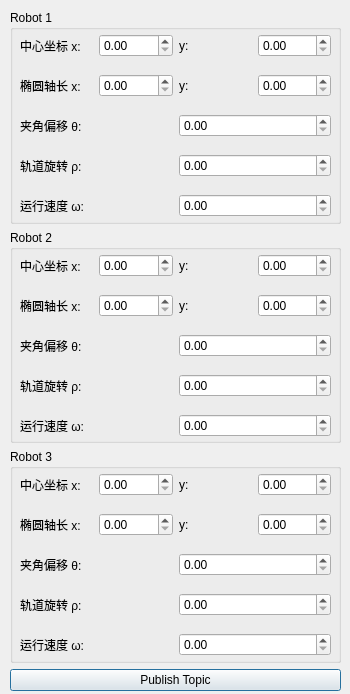
Qt form src/controller/scripts/param_adjust.ui (StevenGLee/ftcs_ares) before a commit.
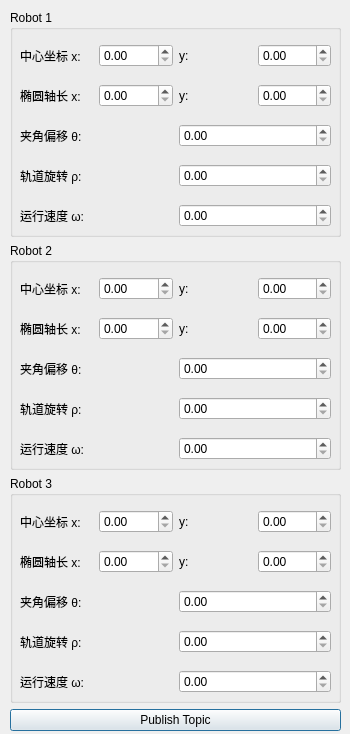
The same form after that commit.

Commit message: [bugfix] User interface beautify

The edit to the form file:
```diff
--- a/src/controller/scripts/param_adjust.ui
+++ b/src/controller/scripts/param_adjust.ui
@@ -7,7 +7,7 @@
     <x>0</x>
     <y>0</y>
     <width>350</width>
-    <height>694</height>
+    <height>734</height>
    </rect>
   </property>
   <property name="windowTitle">
@@ -19,7 +19,7 @@
      <x>10</x>
      <y>10</y>
      <width>331</width>
-     <height>681</height>
+     <height>721</height>
     </rect>
    </property>
    <layout class="QVBoxLayout" name="verticalLayout">
@@ -32,7 +32,7 @@
        <property name="geometry">
         <rect>
          <x>10</x>
-         <y>20</y>
+         <y>30</y>
          <width>311</width>
          <height>31</height>
         </rect>
@@ -64,7 +64,7 @@
        <property name="geometry">
         <rect>
          <x>10</x>
-         <y>60</y>
+         <y>70</y>
          <width>311</width>
          <height>31</height>
         </rect>
@@ -96,7 +96,7 @@
        <property name="geometry">
         <rect>
          <x>10</x>
-         <y>140</y>
+         <y>150</y>
          <width>311</width>
          <height>31</height>
         </rect>
@@ -118,7 +118,7 @@
        <property name="geometry">
         <rect>
          <x>10</x>
-         <y>100</y>
+         <y>110</y>
          <width>311</width>
          <height>31</height>
         </rect>
@@ -140,7 +140,7 @@
        <property name="geometry">
         <rect>
          <x>10</x>
-         <y>180</y>
+         <y>190</y>
          <width>311</width>
          <height>31</height>
         </rect>
@@ -169,7 +169,7 @@
        <property name="geometry">
         <rect>
          <x>10</x>
-         <y>180</y>
+         <y>190</y>
          <width>311</width>
          <height>31</height>
         </rect>
@@ -191,7 +191,7 @@
        <property name="geometry">
         <rect>
          <x>10</x>
-         <y>60</y>
+         <y>70</y>
          <width>311</width>
          <height>31</height>
         </rect>
@@ -223,7 +223,7 @@
        <property name="geometry">
         <rect>
          <x>10</x>
-         <y>140</y>
+         <y>150</y>
          <width>311</width>
          <height>31</height>
         </rect>
@@ -245,7 +245,7 @@
        <property name="geometry">
         <rect>
          <x>10</x>
-         <y>100</y>
+         <y>110</y>
          <width>311</width>
          <height>31</height>
         </rect>
@@ -267,7 +267,7 @@
        <property name="geometry">
         <rect>
          <x>10</x>
-         <y>20</y>
+         <y>30</y>
          <width>311</width>
          <height>31</height>
         </rect>
@@ -306,7 +306,7 @@
        <property name="geometry">
         <rect>
          <x>10</x>
-         <y>180</y>
+         <y>190</y>
          <width>311</width>
          <height>31</height>
         </rect>
@@ -328,7 +328,7 @@
        <property name="geometry">
         <rect>
          <x>10</x>
-         <y>60</y>
+         <y>70</y>
          <width>311</width>
          <height>31</height>
         </rect>
@@ -360,7 +360,7 @@
        <property name="geometry">
         <rect>
          <x>10</x>
-         <y>140</y>
+         <y>150</y>
          <width>311</width>
          <height>31</height>
         </rect>
@@ -382,7 +382,7 @@
        <property name="geometry">
         <rect>
          <x>10</x>
-         <y>100</y>
+         <y>110</y>
          <width>311</width>
          <height>31</height>
         </rect>
@@ -404,7 +404,7 @@
        <property name="geometry">
         <rect>
          <x>10</x>
-         <y>20</y>
+         <y>30</y>
          <width>311</width>
          <height>31</height>
         </rect>
```
Left out of the diff: 2 changed lines with no effect on the pictures.
